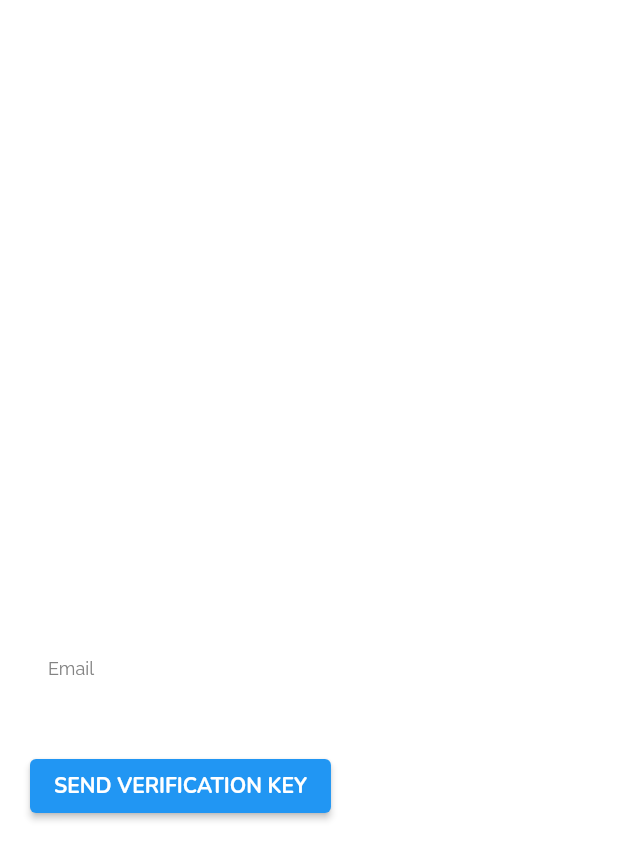
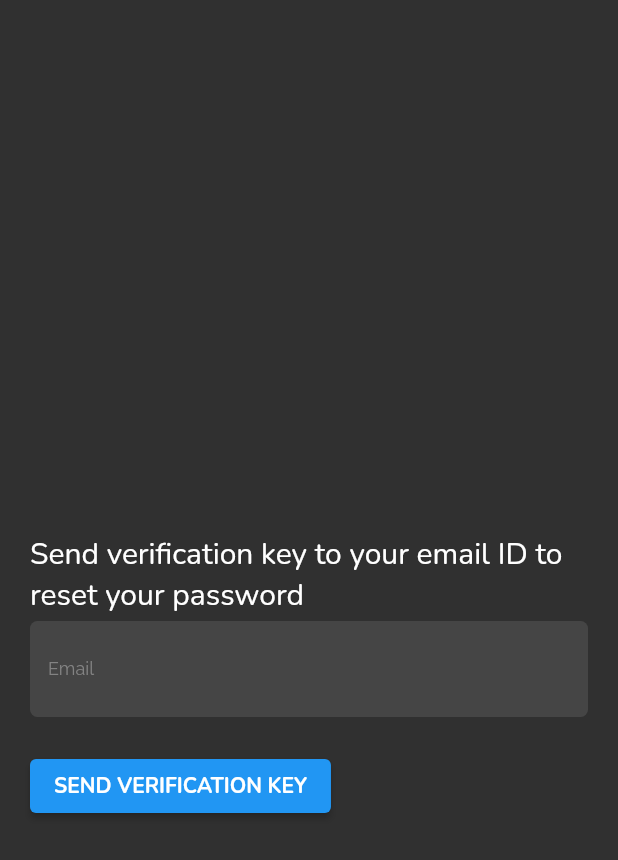
Before and after one commit to Promigos/payment-flutter-app, a Flutter app: the ForgotPasswordEmailField screen opened directly, on a phone screen of 412 x 824 dp. Shown: the top 860 px of the screen. Run offline on Flutter 3.47's test engine with Material 2 defaults, Android fonts, the phone set to English and light mode, and no system bars; drawn by our look-alikes of oktoast; our stand-ins replace auto_size_text, email_validator, flutter_secure_storage, flutter_svg, font_awesome_flutter, google_fonts and 4 more; missing offline and left inert: qr_code_scanner; accounts and stored records are empty.

Commit message:
Changed stuff

```diff
--- a/lib/models/chat_model.dart
+++ b/lib/models/chat_model.dart
@@ -52,8 +52,8 @@ class ChatModel {
           child: Align(
             alignment: Alignment.topLeft,
             child: Container(
-              decoration: BoxDecoration(
-                borderRadius: const BorderRadius.only(
+              decoration: const BoxDecoration(
+                borderRadius: BorderRadius.only(
                     bottomLeft: Radius.circular(20),
                     topRight: Radius.circular(20),
                     bottomRight: Radius.circular(20)),
--- a/lib/screens/forgot_passcode.dart
+++ b/lib/screens/forgot_passcode.dart
@@ -27,7 +27,6 @@ class _ForgotPasswordChange extends State<ForgotPasswordChange> {
   @override
   Widget build(BuildContext context) {
     return Scaffold(
-      backgroundColor: Colors.transparent,
       body: Center(
         child: Container(
           height: double.maxFinite,
--- a/lib/screens/forgot_password_email.dart
+++ b/lib/screens/forgot_password_email.dart
@@ -27,7 +27,6 @@ class _ForgotPasswordEmailFieldState extends State<ForgotPasswordEmailField> {
   @override
   Widget build(BuildContext context) {
     return Scaffold(
-      backgroundColor: Colors.transparent,
       body: Center(
         child: Container(
           height: double.maxFinite,
```
